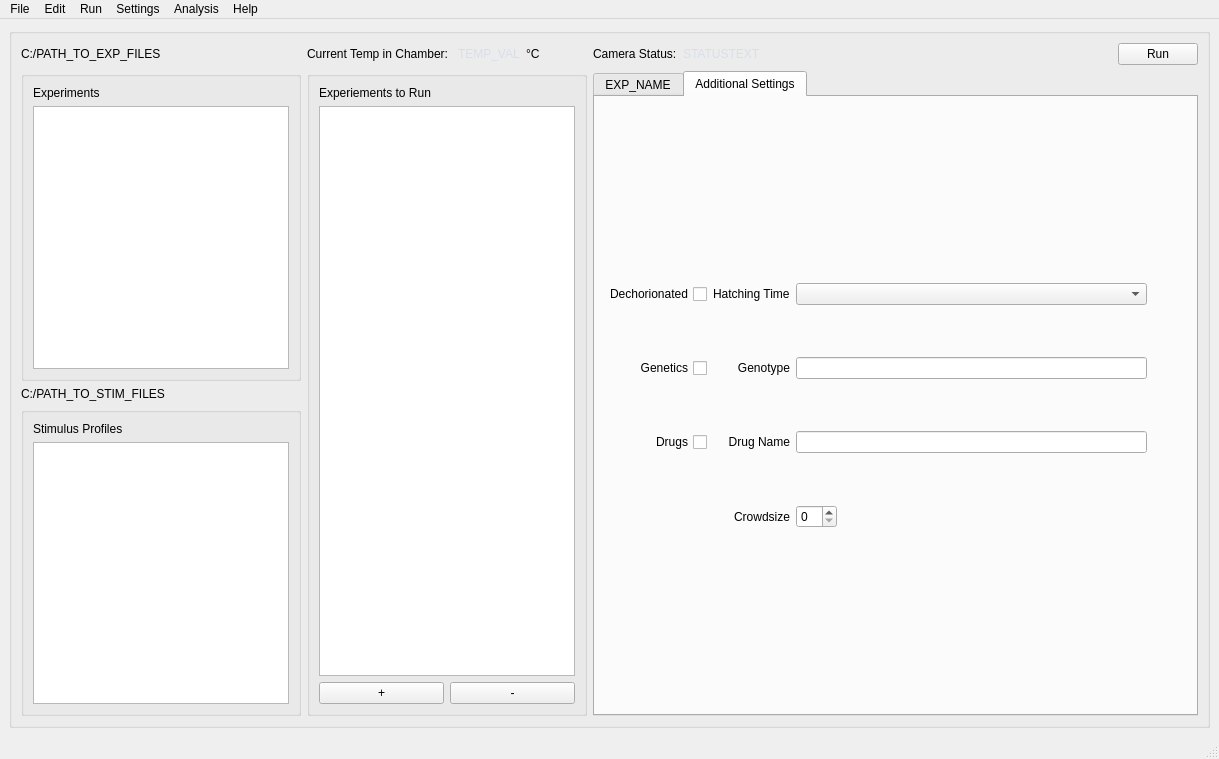
Before: the Qt Designer form src/UI/new_design.ui in simenfuglestad/CI-VTS, drawn with Qt 5.
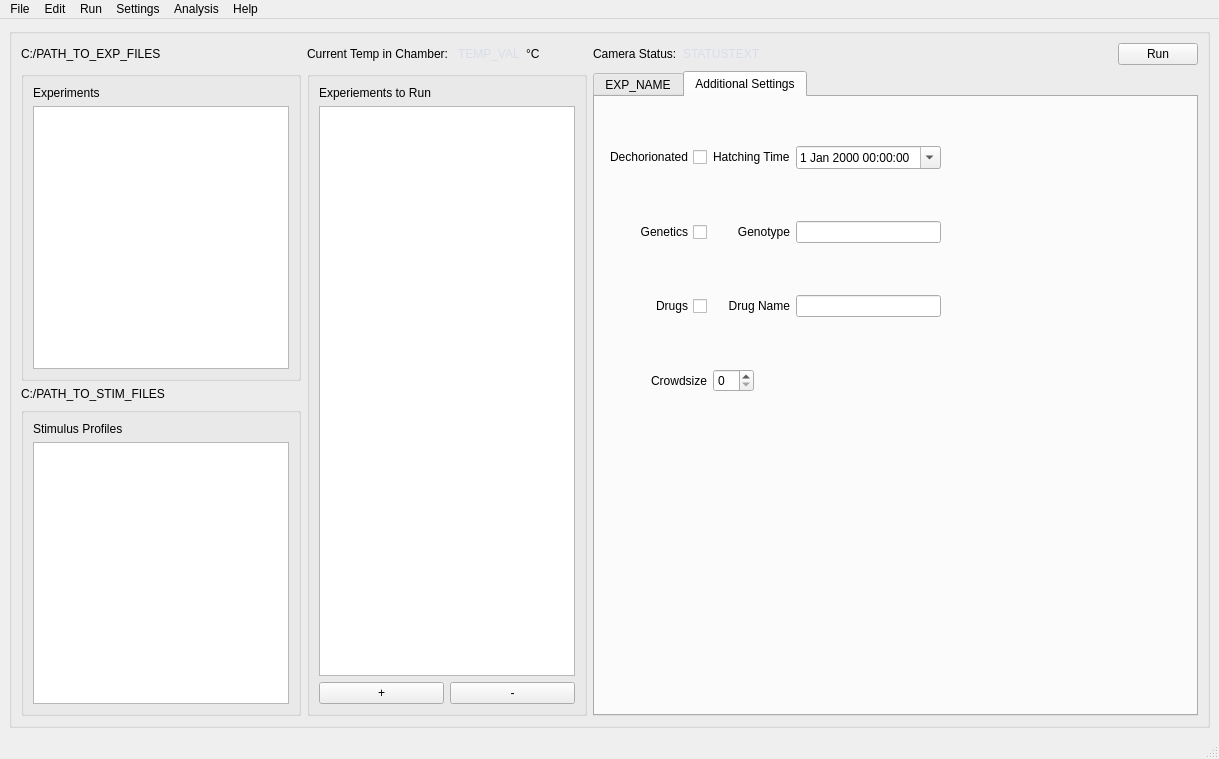
After: the same form once the commit is applied. The open tabs and pages were chosen to show the change. Custom widgets are drawn as their Qt base class.

Commit message: Added date and time selection to hatching time

Patch:
```diff
--- a/src/UI/new_design.ui
+++ b/src/UI/new_design.ui
@@ -2122,21 +2122,56 @@
            <string>Additional Settings</string>
           </attribute>
           <layout class="QGridLayout" name="gridLayout_6">
+           <item row="0" column="0">
+            <spacer name="verticalSpacer_5">
+             <property name="orientation">
+              <enum>Qt::Vertical</enum>
+             </property>
+             <property name="sizeType">
+              <enum>QSizePolicy::Maximum</enum>
+             </property>
+             <property name="sizeHint" stdset="0">
+              <size>
+               <width>20</width>
+               <height>40</height>
+              </size>
+             </property>
+            </spacer>
+           </item>
+           <item row="2" column="0">
+            <spacer name="verticalSpacer_4">
+             <property name="orientation">
+              <enum>Qt::Vertical</enum>
+             </property>
+             <property name="sizeType">
+              <enum>QSizePolicy::Expanding</enum>
+             </property>
+             <property name="sizeHint" stdset="0">
+              <size>
+               <width>20</width>
+               <height>40</height>
+              </size>
+             </property>
+            </spacer>
+           </item>
+           <item row="1" column="1">
+            <spacer name="horizontalSpacer">
+             <property name="orientation">
+              <enum>Qt::Horizontal</enum>
+             </property>
+             <property name="sizeHint" stdset="0">
+              <size>
+               <width>40</width>
+               <height>20</height>
+              </size>
+             </property>
+            </spacer>
+           </item>
            <item row="1" column="0">
             <layout class="QGridLayout" name="gridLayout_7">
              <property name="verticalSpacing">
               <number>12</number>
              </property>
-             <item row="6" column="2">
-              <widget class="QLabel" name="label_8">
-               <property name="text">
-                <string>Crowdsize</string>
-               </property>
-               <property name="alignment">
-                <set>Qt::AlignRight|Qt::AlignTrailing|Qt::AlignVCenter</set>
-               </property>
-              </widget>
-             </item>
              <item row="5" column="2">
               <spacer name="verticalSpacer_3">
                <property name="orientation">
@@ -2153,89 +2188,7 @@
                </property>
               </spacer>
              </item>
-             <item row="6" column="3">
-              <widget class="QSpinBox" name="spin_crowdsize">
-               <property name="sizePolicy">
-                <sizepolicy hsizetype="Maximum" vsizetype="Fixed">
-                 <horstretch>0</horstretch>
-                 <verstretch>0</verstretch>
-                </sizepolicy>
-               </property>
-              </widget>
-             </item>
-             <item row="3" column="2">
-              <spacer name="verticalSpacer_2">
-               <property name="orientation">
-                <enum>Qt::Vertical</enum>
-               </property>
-               <property name="sizeType">
-                <enum>QSizePolicy::Maximum</enum>
-               </property>
-               <property name="sizeHint" stdset="0">
-                <size>
-                 <width>20</width>
-                 <height>40</height>
-                </size>
-               </property>
-              </spacer>
-             </item>
-             <item row="1" column="2">
-              <spacer name="verticalSpacer">
-               <property name="orientation">
-                <enum>Qt::Vertical</enum>
-               </property>
-               <property name="sizeType">
-                <enum>QSizePolicy::Maximum</enum>
-               </property>
-               <property name="sizeHint" stdset="0">
-                <size>
-                 <width>20</width>
-                 <height>40</height>
-                </size>
-               </property>
-              </spacer>
-             </item>
-             <item row="4" column="2">
-              <widget class="QLabel" name="label_6">
-               <property name="text">
-                <string>Drug Name</string>
-               </property>
-               <property name="alignment">
-                <set>Qt::AlignRight|Qt::AlignTrailing|Qt::AlignVCenter</set>
-               </property>
-              </widget>
-             </item>
-             <item row="4" column="1">
-              <widget class="QCheckBox" name="checkbox_drugs">
-               <property name="layoutDirection">
-                <enum>Qt::RightToLeft</enum>
-               </property>
-               <property name="text">
-                <string>Drugs</string>
-               </property>
-              </widget>
-             </item>
-             <item row="4" column="3">
-              <widget class="QLineEdit" name="line_edit_drug_name">
-               <property name="sizePolicy">
-                <sizepolicy hsizetype="Minimum" vsizetype="Fixed">
-                 <horstretch>0</horstretch>
-                 <verstretch>0</verstretch>
-                </sizepolicy>
-               </property>
-              </widget>
-             </item>
-             <item row="2" column="3">
-              <widget class="QLineEdit" name="line_edit_geno_type">
-               <property name="sizePolicy">
-                <sizepolicy hsizetype="Minimum" vsizetype="Fixed">
-                 <horstretch>0</horstretch>
-                 <verstretch>0</verstretch>
-                </sizepolicy>
-               </property>
-              </widget>
-             </item>
-             <item row="2" column="2">
+             <item row="2" column="1">
               <widget class="QLabel" name="label_3">
                <property name="layoutDirection">
                 <enum>Qt::LeftToRight</enum>
@@ -2248,27 +2201,36 @@
                </property>
               </widget>
              </item>
-             <item row="2" column="1">
-              <widget class="QCheckBox" name="checkbox_genetics">
-               <property name="layoutDirection">
-                <enum>Qt::RightToLeft</enum>
+             <item row="1" column="2">
+              <spacer name="verticalSpacer">
+               <property name="orientation">
+                <enum>Qt::Vertical</enum>
                </property>
-               <property name="text">
-                <string>Genetics</string>
+               <property name="sizeType">
+                <enum>QSizePolicy::Maximum</enum>
                </property>
-              </widget>
-             </item>
-             <item row="0" column="3">
-              <widget class="QComboBox" name="combo_hatching_time">
-               <property name="sizePolicy">
-                <sizepolicy hsizetype="Expanding" vsizetype="Maximum">
-                 <horstretch>0</horstretch>
-                 <verstretch>0</verstretch>
-                </sizepolicy>
+               <property name="sizeHint" stdset="0">
+                <size>
+                 <width>20</width>
+                 <height>40</height>
+                </size>
                </property>
-              </widget>
+              </spacer>
              </item>
              <item row="0" column="2">
+              <widget class="QDateTimeEdit" name="date_time_hatching">
+               <property name="sizePolicy">
+                <sizepolicy hsizetype="Preferred" vsizetype="Fixed">
+                 <horstretch>0</horstretch>
+                 <verstretch>0</verstretch>
+                </sizepolicy>
+               </property>
+               <property name="calendarPopup">
+                <bool>true</bool>
+               </property>
+              </widget>
+             </item>
+             <item row="0" column="1">
               <widget class="QLabel" name="label">
                <property name="sizePolicy">
                 <sizepolicy hsizetype="Maximum" vsizetype="Maximum">
@@ -2281,7 +2243,37 @@
                </property>
               </widget>
              </item>
-             <item row="0" column="1">
+             <item row="2" column="2">
+              <widget class="QLineEdit" name="line_edit_geno_type">
+               <property name="sizePolicy">
+                <sizepolicy hsizetype="Minimum" vsizetype="Fixed">
+                 <horstretch>0</horstretch>
+                 <verstretch>0</verstretch>
+                </sizepolicy>
+               </property>
+              </widget>
+             </item>
+             <item row="4" column="0">
+              <widget class="QCheckBox" name="checkbox_drugs">
+               <property name="layoutDirection">
+                <enum>Qt::RightToLeft</enum>
+               </property>
+               <property name="text">
+                <string>Drugs</string>
+               </property>
+              </widget>
+             </item>
+             <item row="4" column="1">
+              <widget class="QLabel" name="label_6">
+               <property name="text">
+                <string>Drug Name</string>
+               </property>
+               <property name="alignment">
+                <set>Qt::AlignRight|Qt::AlignTrailing|Qt::AlignVCenter</set>
+               </property>
+              </widget>
+             </item>
+             <item row="0" column="0">
               <widget class="QCheckBox" name="checkbox_dechorionated">
                <property name="sizePolicy">
                 <sizepolicy hsizetype="Maximum" vsizetype="Maximum">
@@ -2300,24 +2292,64 @@
                </property>
               </widget>
              </item>
+             <item row="4" column="2">
+              <widget class="QLineEdit" name="line_edit_drug_name">
+               <property name="sizePolicy">
+                <sizepolicy hsizetype="Minimum" vsizetype="Fixed">
+                 <horstretch>0</horstretch>
+                 <verstretch>0</verstretch>
+                </sizepolicy>
+               </property>
+              </widget>
+             </item>
+             <item row="6" column="0">
+              <widget class="QLabel" name="label_8">
+               <property name="text">
+                <string>Crowdsize</string>
+               </property>
+               <property name="alignment">
+                <set>Qt::AlignRight|Qt::AlignTrailing|Qt::AlignVCenter</set>
+               </property>
+              </widget>
+             </item>
+             <item row="6" column="1">
+              <widget class="QSpinBox" name="spin_crowdsize">
+               <property name="sizePolicy">
+                <sizepolicy hsizetype="Maximum" vsizetype="Fixed">
+                 <horstretch>0</horstretch>
+                 <verstretch>0</verstretch>
+                </sizepolicy>
+               </property>
+              </widget>
+             </item>
+             <item row="3" column="2">
+              <spacer name="verticalSpacer_2">
+               <property name="orientation">
+                <enum>Qt::Vertical</enum>
+               </property>
+               <property name="sizeType">
+                <enum>QSizePolicy::Maximum</enum>
+               </property>
+               <property name="sizeHint" stdset="0">
+                <size>
+                 <width>20</width>
+                 <height>40</height>
+                </size>
+               </property>
+              </spacer>
+             </item>
+             <item row="2" column="0">
+              <widget class="QCheckBox" name="checkbox_genetics">
+               <property name="layoutDirection">
+                <enum>Qt::RightToLeft</enum>
+               </property>
+               <property name="text">
+                <string>Genetics</string>
+               </property>
+              </widget>
+             </item>
             </layout>
            </item>
-           <item row="1" column="1">
-            <spacer name="horizontalSpacer">
-             <property name="orientation">
-              <enum>Qt::Horizontal</enum>
-             </property>
-             <property name="sizeType">
-              <enum>QSizePolicy::Preferred</enum>
-             </property>
-             <property name="sizeHint" stdset="0">
-              <size>
-               <width>40</width>
-               <height>20</height>
-              </size>
-             </property>
-            </spacer>
-           </item>
           </layout>
          </widget>
         </widget>
```
Left out of the diff: 4 changed lines with no effect on the pictures. The commit also changes 3 other files.
